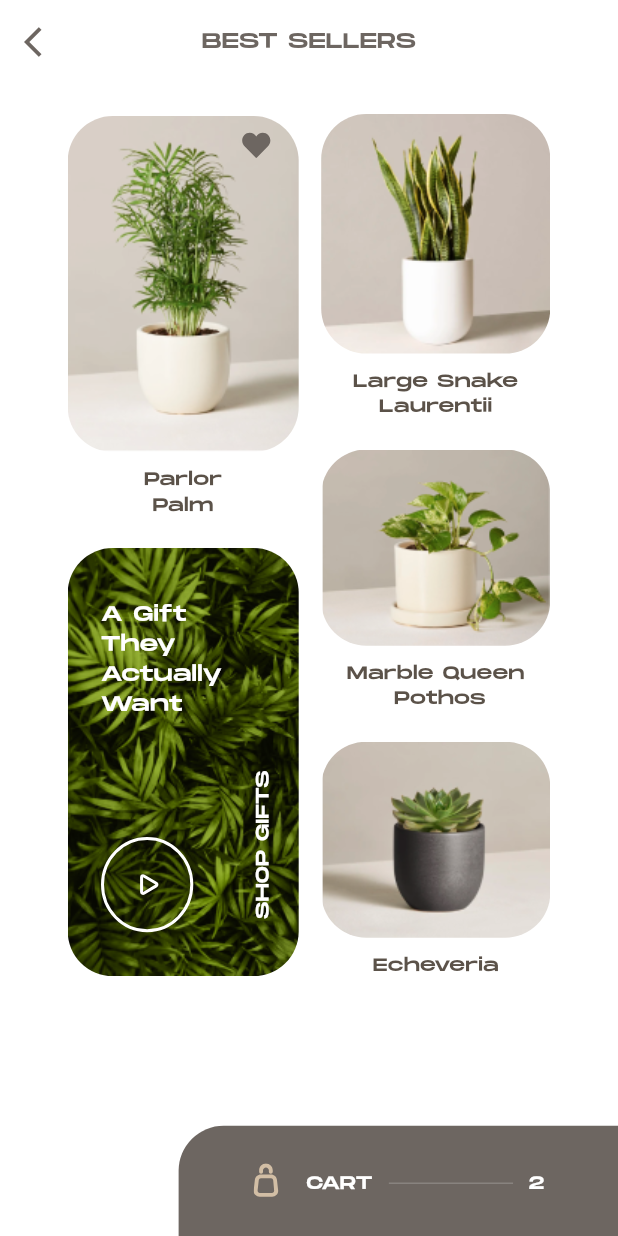
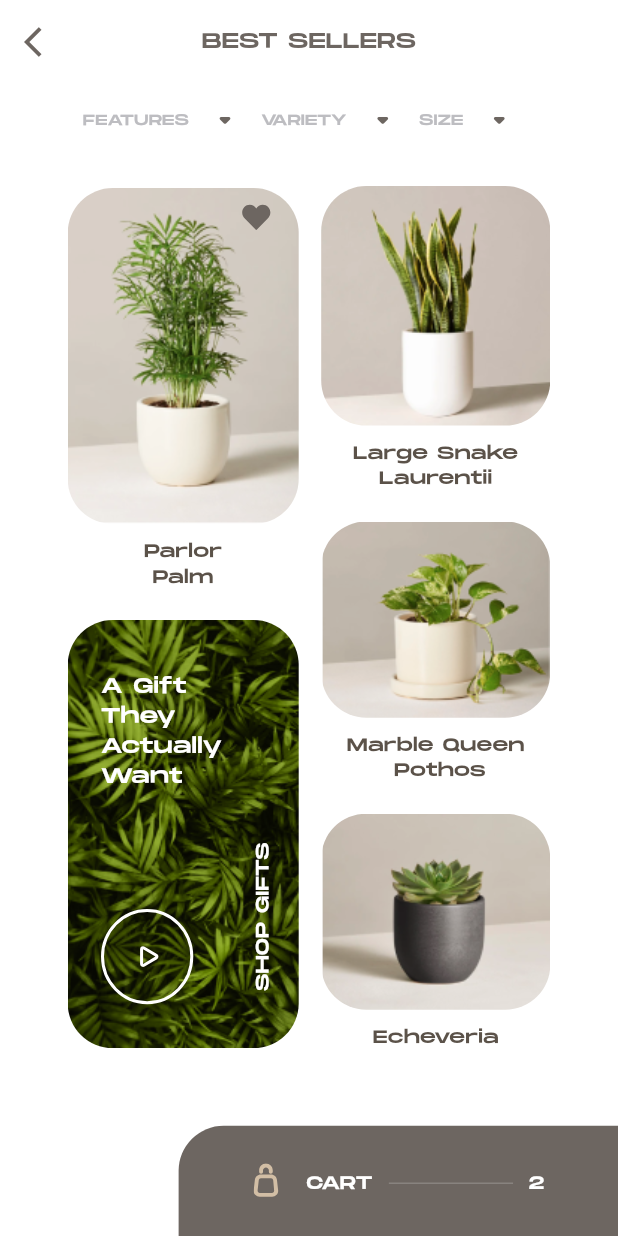
Before and after one commit to blvcksamurai/the_sill, a Flutter app: the BestSellers screen opened directly, on a phone screen of 412 x 824 dp. Run offline on Flutter 3.47's test engine with Material 3 defaults, Android fonts, the phone set to English and light mode, and no system bars; our stand-ins replace flutter_svg.

Commit message:
Best sellers update

```diff
--- a/lib/screens/best_sellers.dart
+++ b/lib/screens/best_sellers.dart
@@ -49,15 +49,15 @@ class BestSellers extends StatelessWidget {
                     child: Row(
                       mainAxisAlignment: MainAxisAlignment.center,
                       children: [
-                        // DropDowns(
-                        //   text: 'FEATURES',
-                        // ),
-                        // DropDowns(
-                        //   text: 'VARIETY',
-                        // ),
-                        // DropDowns(
-                        //   text: 'SIZE',
-                        // )
+                        DropDowns(
+                          text: 'FEATURES',
+                        ),
+                        DropDowns(
+                          text: 'VARIETY',
+                        ),
+                        DropDowns(
+                          text: 'SIZE',
+                        )
                       ],
                     ),
                   ),
```
